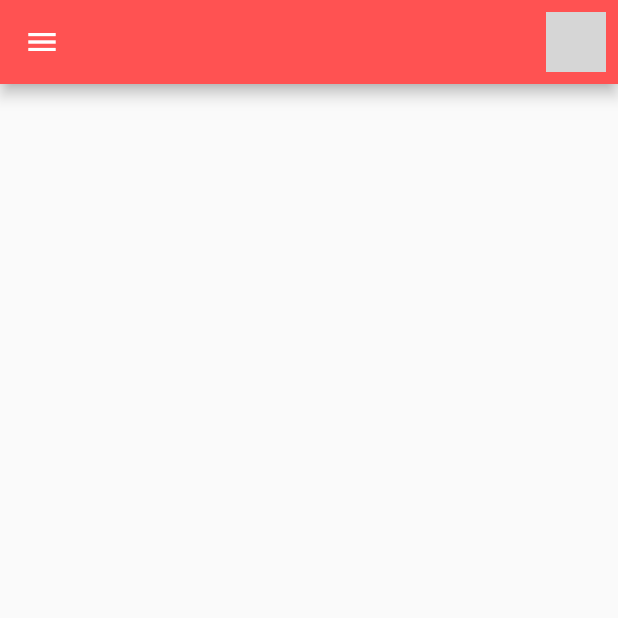
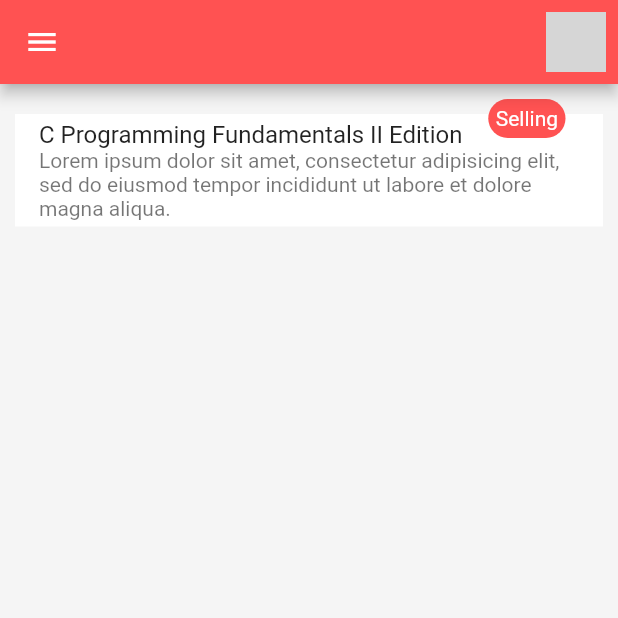
Before and after one commit to RahulRimal/share_learning, a Flutter app: the screen it shows after launch, on a phone screen of 412 x 824 dp, the top half of it. Run offline on Flutter 3.47's test engine with Material 2 defaults, Android fonts, the phone set to English and light mode, and no system bars; network calls fail; grey boxes are pictures that could not be loaded.

Commit message:
Working on single post category added

```diff
--- a/lib/main.dart
+++ b/lib/main.dart
@@ -1,7 +1,5 @@
-import 'package:flutter/cupertino.dart';
 import 'package:flutter/material.dart';
-
-import 'widgets/app-drawer.dart';
+import 'screens/home_screen.dart';
 
 // import './widgets';
 
@@ -14,28 +12,11 @@ class MyApp extends StatelessWidget {
       debugShowCheckedModeBanner: false,
       title: 'Share Your Learning',
       theme: ThemeData(
-          primaryColor: Colors.redAccent, accentColor: Colors.blueAccent),
-      home: MyHomePage(),
+        primaryColor: Colors.redAccent,
+        accentColor: Colors.blueAccent,
+        scaffoldBackgroundColor: Colors.grey[100],
+      ),
+      home: HomeScreen(),
     );
   }
 }
-
-class MyHomePage extends StatelessWidget {
-  @override
-  Widget build(BuildContext context) {
-    return Scaffold(
-      drawer: AppDrawer(),
-      appBar: AppBar(
-        actions: [
-          Padding(
-            padding: const EdgeInsets.all(8.0),
-            child: CircleAvatar(
-              backgroundImage: NetworkImage(
-                  'https://cdn.pixabay.com/photo/2017/02/04/12/25/man-2037255_960_720.jpg'),
-            ),
-          ),
-        ],
-      ),
-    );
-  }
-}
--- /dev/null
+++ b/lib/screens/home_screen.dart
@@ -0,0 +1,24 @@
+import 'package:flutter/material.dart';
+import 'package:share_learning/widgets/app_drawer.dart';
+import 'package:share_learning/widgets/post.dart';
+
+class HomeScreen extends StatelessWidget {
+  @override
+  Widget build(BuildContext context) {
+    return Scaffold(
+      drawer: AppDrawer(),
+      appBar: AppBar(
+        actions: [
+          Padding(
+            padding: const EdgeInsets.all(8.0),
+            child: CircleAvatar(
+              backgroundImage: NetworkImage(
+                  'https://cdn.pixabay.com/photo/2017/02/04/12/25/man-2037255_960_720.jpg'),
+            ),
+          ),
+        ],
+      ),
+      body: Post(),
+    );
+  }
+}
--- /dev/null
+++ b/lib/widgets/post.dart
@@ -0,0 +1,48 @@
+import 'package:flutter/material.dart';
+
+class Post extends StatelessWidget {
+  // final String title;
+
+  @override
+  Widget build(BuildContext context) {
+    return Container(
+      padding: EdgeInsets.symmetric(horizontal: 10, vertical: 20),
+      child: Stack(
+        overflow: Overflow.visible,
+        children: [
+          Container(
+            height: 200,
+            margin: EdgeInsets.symmetric(horizontal: 5, vertical: 10),
+            padding: EdgeInsets.all(10),
+            decoration: BoxDecoration(
+              borderRadius: BorderRadius.circular(30),
+            ),
+          ),
+          ListTile(
+            tileColor: Colors.white,
+            title: Text('C Programming Fundamentals II Edition'),
+            subtitle: Text(
+                'Lorem ipsum dolor sit amet, consectetur adipisicing elit, sed do eiusmod tempor incididunt ut labore et dolore magna aliqua.'),
+          ),
+          Positioned(
+            top: -10,
+            right: 25,
+            child: Container(
+              padding: EdgeInsets.all(5),
+              decoration: BoxDecoration(
+                borderRadius: BorderRadius.circular(15),
+                color: Theme.of(context).primaryColor,
+              ),
+              child: Text(
+                'Selling',
+                style: TextStyle(
+                  color: Colors.white,
+                ),
+              ),
+            ),
+          ),
+        ],
+      ),
+    );
+  }
+}
--- a/pubspec.yaml
+++ b/pubspec.yaml
@@ -23,6 +23,7 @@ environment:
 dependencies:
   flutter:
     sdk: flutter
+  provider: ^5.0.0
 
 
   # The following adds the Cupertino Icons font to your application.
```
Also changed, not shown: lib/models/book.dart (added, +19 -0 lines), lib/providers/books.dart (added, +47 -0 lines), lib/widgets/app_drawer.dart (renamed from lib/widgets/app-drawer.dart), pubspec.lock.
